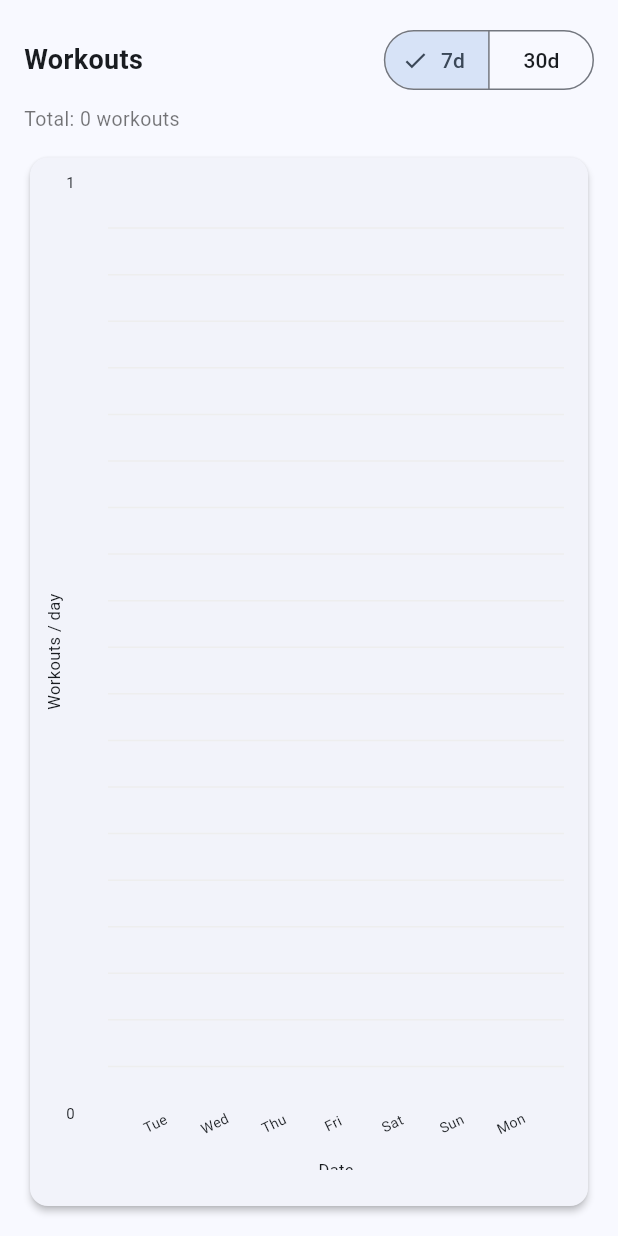
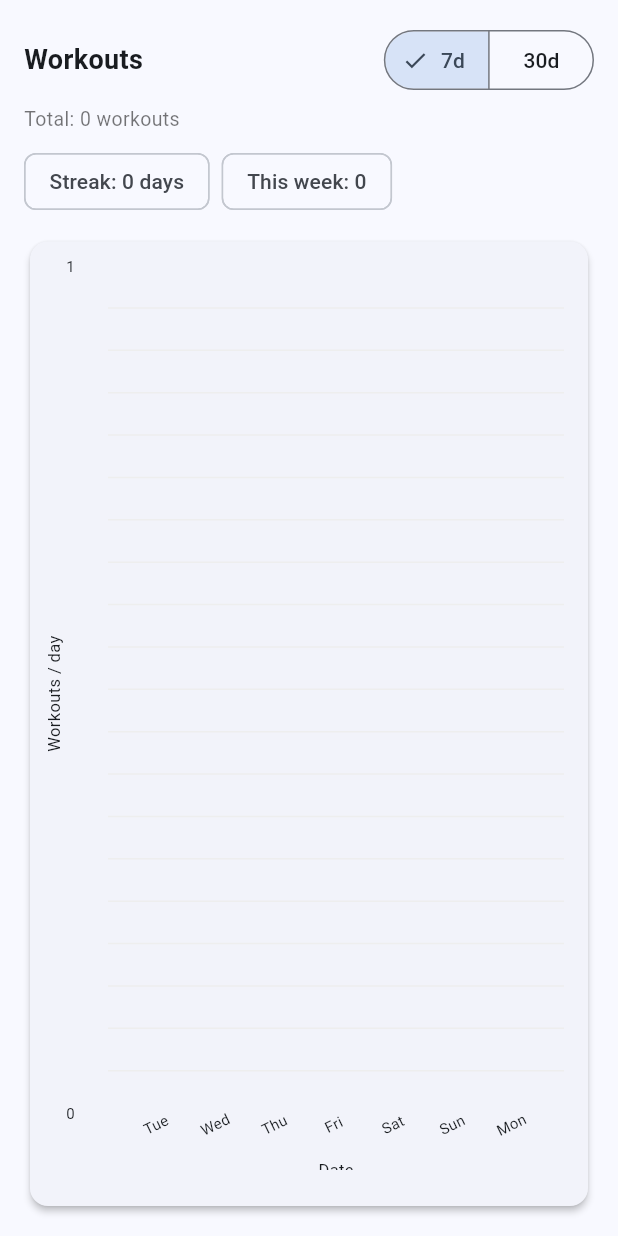
Before and after one commit to kevinlam13/FlowState, a Flutter app: the ProgressScreen widget shown alone on an empty page, opened directly, on a phone screen of 412 x 824 dp. Run offline on Flutter 3.47's test engine with Material 3 defaults, Android fonts, the light colour scheme and no system bars; drawn by our look-alikes of fl_chart; our stand-ins replace flutter_local_notifications, sqflite, timezone; accounts and stored records are empty.

Commit message:
Final commit: updated lift types (deadlift, squat, bench press, etc.), improved preset routines for all levels, and finalized all UI and logic.

```diff
--- a/lib/screens/progress_screen.dart
+++ b/lib/screens/progress_screen.dart
@@ -10,7 +10,8 @@ class ProgressScreen extends StatefulWidget {
 }
 
 class _ProgressScreenState extends State<ProgressScreen> {
-  int _range = 7; // 7 = daily, 30 = weekly buckets
+  /// 7 = daily bars (Mon–Sun), 30 = weekly buckets (last ~5 weeks)
+  int _range = 7;
 
   @override
   Widget build(BuildContext context) {
@@ -26,13 +27,21 @@ class _ProgressScreenState extends State<ProgressScreen> {
         final maxCount = data.isEmpty ? 1 : data.map((d) => d.workouts).reduce(math.max);
         final maxY = (maxCount + 1).toDouble();
 
+        // Secondary stats
+        final streakFut = AnalyticsService.instance.currentStreakDays();
+        final weekFut = AnalyticsService.instance.workoutsThisWeek();
+
         return Padding(
           padding: const EdgeInsets.all(16),
           child: Column(
             crossAxisAlignment: CrossAxisAlignment.start,
             children: [
-              Row(children: [
-                const Text('Workouts', style: TextStyle(fontSize: 18, fontWeight: FontWeight.w600)),
+              Row(
+                children: [
+                  const Text(
+                    'Workouts',
+                    style: TextStyle(fontSize: 18, fontWeight: FontWeight.w600),
+                  ),
                   const Spacer(),
                   SegmentedButton<int>(
                     segments: const [
@@ -42,9 +51,32 @@ class _ProgressScreenState extends State<ProgressScreen> {
                     selected: {_range},
                     onSelectionChanged: (s) => setState(() => _range = s.first),
                   ),
-              ]),
+                ],
+              ),
               const SizedBox(height: 6),
               Text('Total: $total workouts', style: const TextStyle(color: Colors.black54, fontSize: 13)),
+              const SizedBox(height: 8),
+
+              // Streak + This week chips
+              FutureBuilder(
+                future: Future.wait([streakFut, weekFut]),
+                builder: (_, snap2) {
+                  if (snap2.connectionState != ConnectionState.done || !snap2.hasData) {
+                    return const SizedBox(height: 8);
+                  }
+                  final streak = (snap2.data![0]) as int;
+                  final thisWeek = (snap2.data![1]) as int;
+                  return Wrap(
+                    spacing: 8,
+                    runSpacing: 8,
+                    children: [
+                      Chip(label: Text('Streak: $streak day${streak == 1 ? '' : 's'}')),
+                      Chip(label: Text('This week: $thisWeek')),
+                    ],
+                  );
+                },
+              ),
+
               const SizedBox(height: 12),
               Expanded(
                 child: Card(
@@ -59,9 +91,11 @@ class _ProgressScreenState extends State<ProgressScreen> {
                         minY: 0,
                         maxY: maxY,
                         gridData: FlGridData(
-                          show: true, drawVerticalLine: false,
+                          show: true,
+                          drawVerticalLine: false,
                           getDrawingHorizontalLine: (v) => FlLine(
-                            color: Colors.grey.shade200, strokeWidth: 1,
+                            color: Colors.grey.shade200,
+                            strokeWidth: 1,
                           ),
                         ),
                         borderData: FlBorderData(show: false),
@@ -77,9 +111,10 @@ class _ProgressScreenState extends State<ProgressScreen> {
                             sideTitles: SideTitles(
                               showTitles: true,
                               reservedSize: 28,
-                              interval: 1,
+                              interval: 1, // integer steps
                               getTitlesWidget: (v, _) => Text(
-                                v.toInt().toString(), style: const TextStyle(fontSize: 10),
+                                v.toInt().toString(),
+                                style: const TextStyle(fontSize: 10),
                               ),
                             ),
                           ),
@@ -95,10 +130,14 @@ class _ProgressScreenState extends State<ProgressScreen> {
                               getTitlesWidget: (x, _) {
                                 final i = x.toInt();
                                 if (i < 0 || i >= data.length) return const SizedBox.shrink();
-                                // Rotate a bit for readability; keep daily vs weekly labels
+
+                                // Rotate a bit for readability; weekly labels are longer
                                 return Transform.rotate(
                                   angle: -0.45,
-                                  child: Text(data[i].label, style: const TextStyle(fontSize: 9.5)),
+                                  child: Text(
+                                    data[i].label,
+                                    style: const TextStyle(fontSize: 10),
+                                  ),
                                 );
                               },
                             ),
@@ -129,8 +168,10 @@ class _ProgressScreenState extends State<ProgressScreen> {
                               final label = data[group.x.toInt()].label;
                               final v = rod.toY.toStringAsFixed(0);
                               final unit = _range == 7 ? 'day' : 'week';
-                              return BarTooltipItem('$label\n$v workouts / $unit',
-                                  const TextStyle(fontWeight: FontWeight.bold, fontSize: 12));
+                              return BarTooltipItem(
+                                '$label\n$v workouts / $unit',
+                                const TextStyle(fontWeight: FontWeight.bold, fontSize: 12),
+                              );
                             },
                           ),
                         ),
--- a/lib/screens/workout_upsert_screen.dart
+++ b/lib/screens/workout_upsert_screen.dart
@@ -105,7 +105,7 @@ class _WorkoutUpsertScreenState extends State<WorkoutUpsertScreen> {
               valueListenable: _type,
               builder: (_, v, __) => DropdownButtonFormField(
                 value: v,
-                items: const ['Run','Walk','Volleyball ','Lift','football']
+                items: const ['Run','Walk','Volleyball ','Lift - Deadlift', 'Lift - Barbell Squat','Lift - Bench press','football']
                     .map((e)=>DropdownMenuItem(value:e, child: Text(e))).toList(),
                 onChanged: (val)=>_type.value = val!,
                 decoration: const InputDecoration(labelText: 'Type'),
--- a/lib/services/analytics_service.dart
+++ b/lib/services/analytics_service.dart
@@ -12,14 +12,14 @@ class AnalyticsService {
   AnalyticsService._();
   static final instance = AnalyticsService._();
 
-  /// 7 days, 1 bar per day (Mon..Sun style labels).
+  /// 7 days, 1 bar per day (Mon..Sun-style labels).
   Future<List<DayAgg>> last7Days() async {
     final now = DateTime.now();
-    // Start = today at 00:00 minus 6 days
-    final start = DateTime(now.year, now.month, now.day).subtract(const Duration(days: 6));
-    final endExclusive = DateTime(now.year, now.month, now.day).add(const Duration(days: 1));
+    final startDay = DateTime(now.year, now.month, now.day);
+    final start = startDay.subtract(const Duration(days: 6));
+    final endExclusive = startDay.add(const Duration(days: 1));
 
-    // Fetch all rows once, then aggregate in Dart to avoid label/date math in SQL
+    // Pull only the rows we need
     final rows = await AppDb.instance.db.rawQuery('''
       SELECT date
       FROM workouts
@@ -31,14 +31,14 @@ class AnalyticsService {
     final counts = <String, int>{};
     for (final r in rows) {
       final d = DateTime.parse(r['date'] as String);
-      final k = DateTime(d.year, d.month, d.day).toIso8601String().substring(0,10);
+      final k = DateTime(d.year, d.month, d.day).toIso8601String().substring(0, 10);
       counts[k] = (counts[k] ?? 0) + 1;
     }
 
     final fmt = DateFormat('E'); // Mon, Tue...
     return List.generate(7, (i) {
       final d = start.add(Duration(days: i));
-      final key = DateTime(d.year, d.month, d.day).toIso8601String().substring(0,10);
+      final key = DateTime(d.year, d.month, d.day).toIso8601String().substring(0, 10);
       return DayAgg(fmt.format(d), counts[key] ?? 0);
     });
   }
@@ -48,10 +48,9 @@ class AnalyticsService {
   Future<List<DayAgg>> last30DaysAsWeeks() async {
     final now = DateTime.now();
     final today0 = DateTime(now.year, now.month, now.day);
-    final start30 = today0.subtract(const Duration(days: 29)); // 30 days inclusive
+    final start30 = today0.subtract(const Duration(days: 29)); // inclusive 30d window
     final endExclusive = today0.add(const Duration(days: 1));
 
-    // Pull once
     final rows = await AppDb.instance.db.rawQuery('''
       SELECT date
       FROM workouts
@@ -59,27 +58,24 @@ class AnalyticsService {
       ORDER BY date ASC
     ''', [start30.toIso8601String(), endExclusive.toIso8601String()]);
 
-    // Convert to DateTimes
     final dates = rows.map((r) => DateTime.parse(r['date'] as String)).toList();
 
-    // Helper to get Monday of a given day
     DateTime mondayOf(DateTime d) {
-      final weekday = d.weekday; // Mon=1..Sun=7
-      return DateTime(d.year, d.month, d.day).subtract(Duration(days: weekday - 1));
+      final wd = d.weekday; // Mon=1..Sun=7
+      return DateTime(d.year, d.month, d.day).subtract(Duration(days: wd - 1));
     }
 
-    // Build 5 week buckets (covering ~35 days to fully include 30d window edges)
-    // Newest week is the one containing 'today0'. We go back 4 more.
-    final weekStarts = List.generate(5, (i) => mondayOf(today0).subtract(Duration(days: 7 * (4 - i))));
+    // Build 5 week buckets, newest week is the one containing 'today0'
+    final newestMonday = mondayOf(today0);
+    final weekStarts = List.generate(5, (i) => newestMonday.subtract(Duration(days: 7 * (4 - i))));
     final weekEndsExclusive = weekStarts.map((ws) => ws.add(const Duration(days: 7))).toList();
 
-    // Count workouts in each week (bounded by our 30-day window)
     final fmt = DateFormat('MMM d');
     final results = <DayAgg>[];
     for (var i = 0; i < weekStarts.length; i++) {
       final ws = weekStarts[i];
       final we = weekEndsExclusive[i];
-      // Intersect with 30-day window to avoid counting outside
+      // Intersect with 30d window to avoid counting outside
       final from = ws.isBefore(start30) ? start30 : ws;
       final to = we.isAfter(endExclusive) ? endExclusive : we;
 
@@ -89,7 +85,55 @@ class AnalyticsService {
       }
       results.add(DayAgg('Wk of ${fmt.format(ws)}', count));
     }
-
     return results;
   }
+
+  /// Current streak in days (consecutive days up to today).
+  Future<int> currentStreakDays() async {
+    final now = DateTime.now();
+    final today0 = DateTime(now.year, now.month, now.day);
+    final start = today0.subtract(const Duration(days: 59));
+    final endExclusive = today0.add(const Duration(days: 1));
+
+    final rows = await AppDb.instance.db.rawQuery('''
+      SELECT substr(date,1,10) as d
+      FROM workouts
+      WHERE date >= ? AND date < ?
+      GROUP BY d
+      ORDER BY d DESC
+    ''', [start.toIso8601String(), endExclusive.toIso8601String()]);
+
+    final daysWithWorkouts = rows
+        .map((r) => DateTime.parse('${r['d']}'))
+        .map((d) => DateTime(d.year, d.month, d.day))
+        .toSet();
+
+    int streak = 0;
+    for (int i = 0; i < 60; i++) {
+      final day = today0.subtract(Duration(days: i));
+      if (daysWithWorkouts.contains(day)) {
+        streak++;
+      } else {
+        break;
+      }
+    }
+    return streak;
+  }
+
+  /// Total workouts this week (Mon–Sun).
+  Future<int> workoutsThisWeek() async {
+    final now = DateTime.now();
+    final today0 = DateTime(now.year, now.month, now.day);
+    final monday = today0.subtract(Duration(days: today0.weekday - 1));
+    final nextMonday = monday.add(const Duration(days: 7));
+
+    final rows = await AppDb.instance.db.rawQuery('''
+      SELECT COUNT(*) as c
+      FROM workouts
+      WHERE date >= ? AND date < ?
+    ''', [monday.toIso8601String(), nextMonday.toIso8601String()]);
+
+    final c = rows.isNotEmpty ? (rows.first['c'] as int) : 0;
+    return c;
+  }
 }
```
Also changed, not shown: lib/screens/workout_log_screen.dart (+71 -3 lines), lib/services/workout_service.dart (+40 -0 lines). Lines whose indentation alone changed are shown as unchanged.
